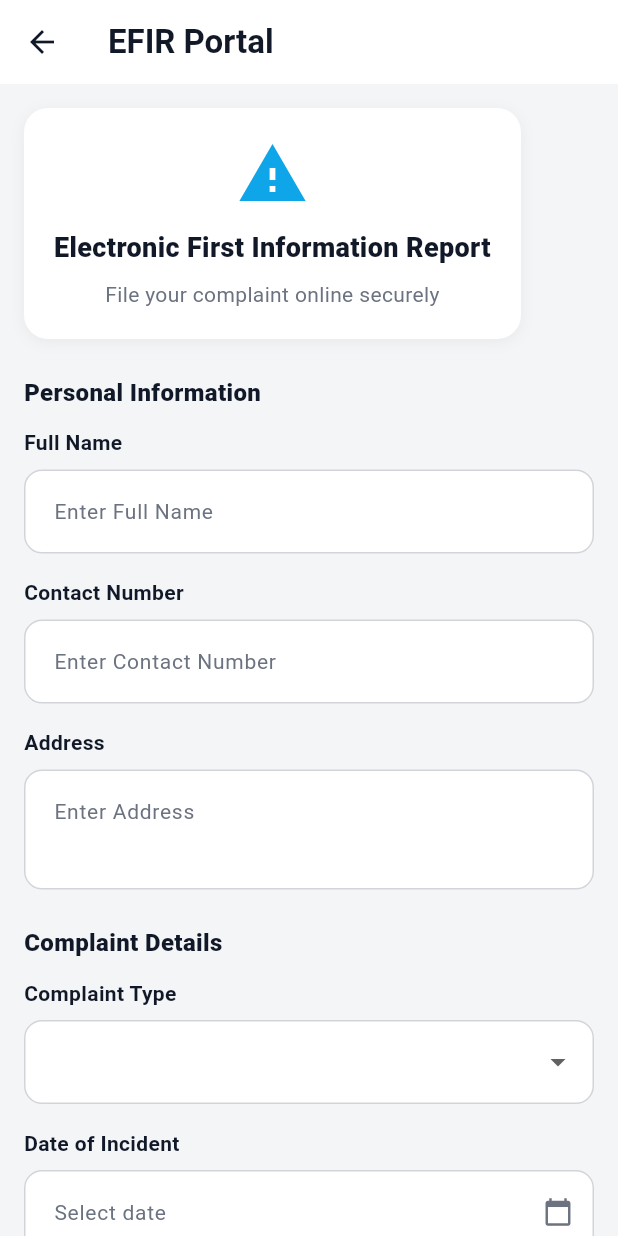
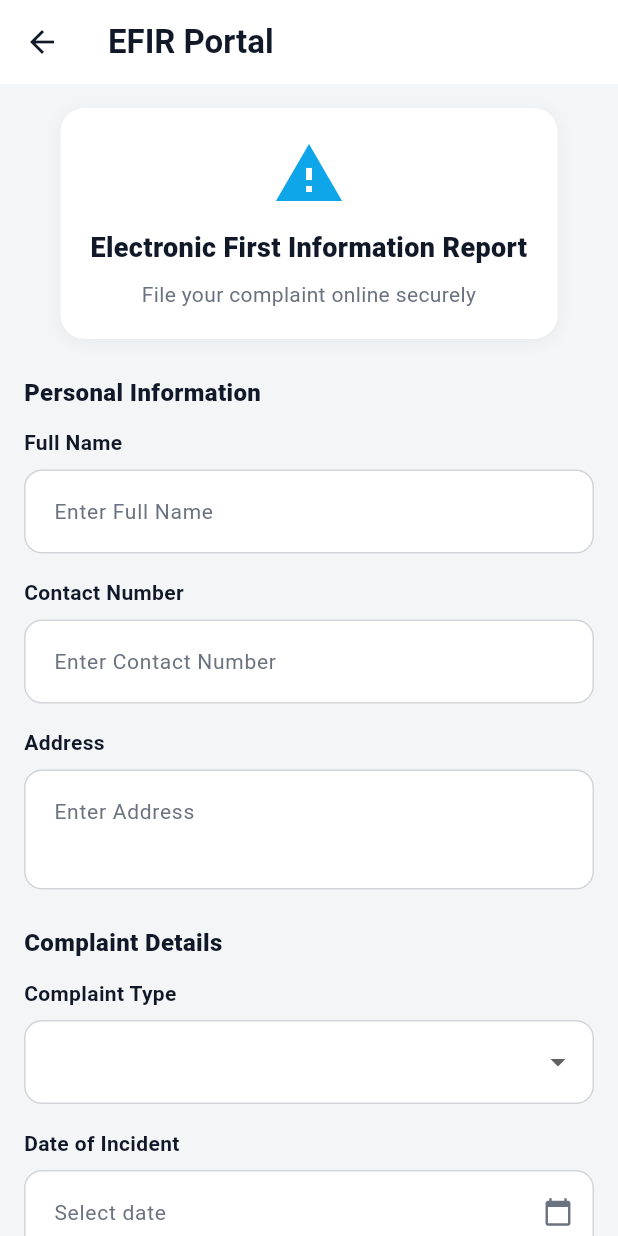
Before and after one commit to prathameshk421/yatra_guardian, a Flutter app: the EfirComplaintPage screen opened directly, on a phone screen of 412 x 824 dp. Run offline on Flutter 3.47's test engine with Material 3 defaults, Android fonts, the phone set to English and light mode, and no system bars; our stand-ins replace flutter_secure_storage, flutter_svg, google_fonts; missing offline and left inert: flutter_web_auth_2; accounts and stored records are empty; network calls fail.

Commit message:
EFIR container alligned

```diff
--- a/lib/screens/emergency/efir_complaint_page.dart
+++ b/lib/screens/emergency/efir_complaint_page.dart
@@ -72,7 +72,9 @@ class _EfirComplaintPageState extends State<EfirComplaintPage> {
             crossAxisAlignment: CrossAxisAlignment.start,
             children: [
               // Header section
-              Container(
+              Center(
+                child: Container(
+                  constraints: const BoxConstraints(maxWidth: 600),
                   padding: const EdgeInsets.all(20),
                   decoration: BoxDecoration(
                     color: AppColors.card,
@@ -105,6 +107,7 @@ class _EfirComplaintPageState extends State<EfirComplaintPage> {
                         textAlign: TextAlign.center,
                       ),
                     ],
+                  ),
                 ),
               ),
 
```
Lines whose indentation alone changed are shown as unchanged.
